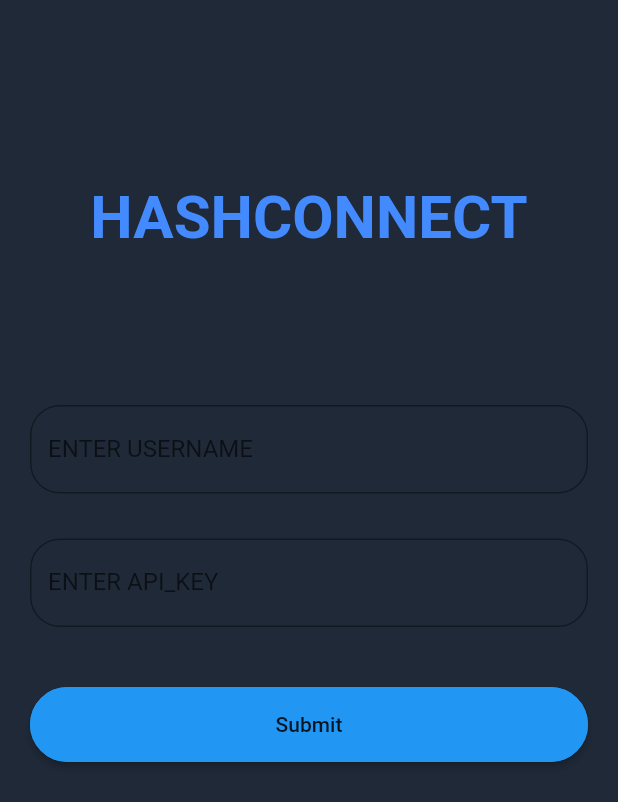
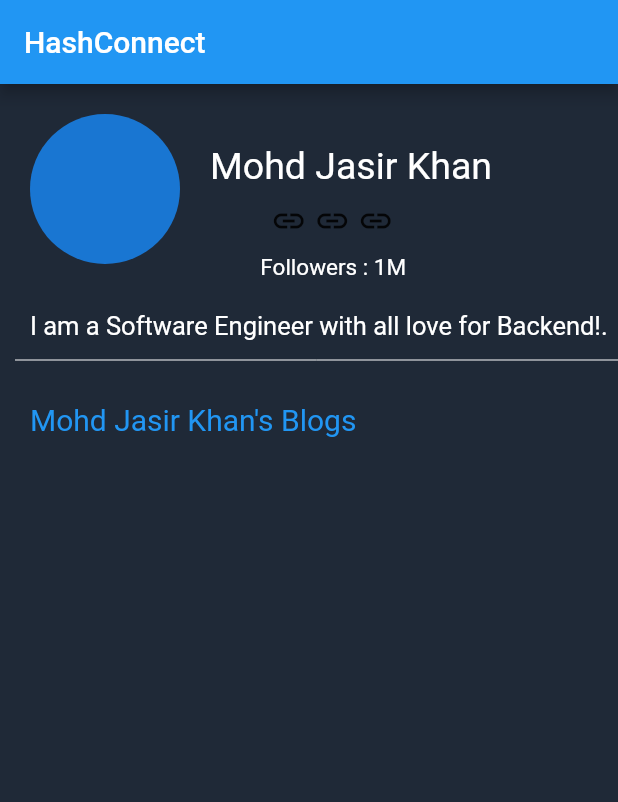
Before and after one commit to khanjasir90/hashconnect-frontend, a Flutter app: the screen it shows after launch, on a phone screen of 412 x 824 dp. Shown: the top 802 px of the screen. Run offline on Flutter 3.47's test engine with Material 2 defaults, Android fonts, the phone set to English and light mode, and no system bars; drawn by our look-alikes of animated_text_kit; Roboto replaces fonts that are missing (Horizon).

Commit message:
Added profile section

```diff
--- a/lib/main.dart
+++ b/lib/main.dart
@@ -1,5 +1,7 @@
 import 'package:flutter/material.dart';
 import './widgets/login.dart';
+import './widgets/profile.dart';
+
 void main() {
   runApp(MyApp());
 }
@@ -20,11 +22,10 @@ class MyHomePage extends StatelessWidget {
     // TODO: implement build
     return Scaffold(
       backgroundColor: Color(0xff1F2937),
-      // appBar: AppBar(
-      //   title: Text("HashConnect"),
-      //   backgroundColor: Color(0xff1F2937),
-      // ),
-      body: Login(),
+      appBar: AppBar(
+        title: Text("HashConnect"),
+      ),
+      body: Profile(),
     );
   }
 }
--- /dev/null
+++ b/lib/widgets/profile.dart
@@ -0,0 +1,98 @@
+import 'package:flutter/material.dart';
+
+class Profile extends StatelessWidget {
+
+  @override
+  Widget build(BuildContext context) {
+    return Container(
+        width: double.infinity,
+        margin: EdgeInsets.fromLTRB(10, 20, 0, 0),
+        child: Column(
+          crossAxisAlignment: CrossAxisAlignment.start,
+          children: [
+            Container(
+              padding: EdgeInsets.fromLTRB(10, 0, 0, 0),
+              child: Row(
+                crossAxisAlignment: CrossAxisAlignment.start,
+                children: [
+                  CircleAvatar(
+                    radius: 50,
+                  ),
+                  Column(
+                    children: [
+                      Container(
+                        margin: EdgeInsets.fromLTRB(20, 20, 0, 0),
+                        child: Text(
+                          "Mohd Jasir Khan",
+                          style: TextStyle(color: Colors.white, fontSize: 25),
+                        ),
+                      ),
+                      Container(
+                        margin: EdgeInsets.fromLTRB(0, 10, 0, 0),
+                        child: Row(
+                          children: [
+                            Container(
+                                child: InkWell(
+                              child: Icon(Icons.link),
+                            )),
+                            SizedBox(
+                              width: 5,
+                            ),
+                            Container(
+                                child: InkWell(
+                              child: Icon(Icons.link),
+                            )),
+                            SizedBox(
+                              width: 5,
+                            ),
+                            Container(
+                                child: InkWell(
+                              child: Icon(Icons.link),
+                            )),
+                            SizedBox(
+                              width: 5,
+                            ),
+                          ],
+                        ),
+                      ),
+                      Container(
+                        margin: EdgeInsets.fromLTRB(0,10,0,0),
+                        child: Text(
+                          "Followers : 1M ",
+                          style: TextStyle(fontSize: 15, color: Colors.white),
+                        ),
+                      )
+                    ],
+                  ),
+                ],
+              ),
+            ),
+            Flexible(
+              child: Container(
+                  padding: EdgeInsets.fromLTRB(10, 20, 0, 0),
+                  child: Text(
+                    "I am a Software Engineer with all love for Backend!.",
+                    style: TextStyle(
+                      fontSize: 17,
+                      color: Colors.white,
+                    ),
+                  )),
+            ),
+            SizedBox(
+              height: 5,
+            ),
+            Divider(
+              color: Colors.white,
+            ),
+            Container(
+              margin: EdgeInsets.fromLTRB(10, 20, 0, 0),
+              child: Text(
+                "Mohd Jasir Khan's Blogs",
+                style: TextStyle(fontSize: 20, color: Colors.blue),
+              ),
+            ),
+          ],
+        ),
+      );
+  }
+}
```
